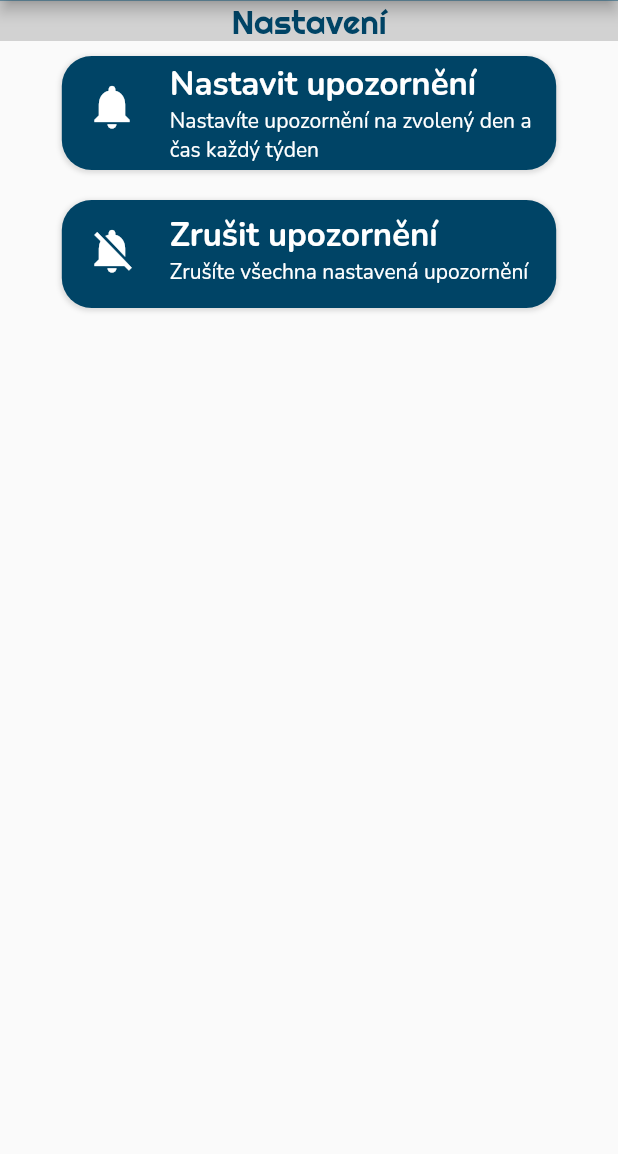
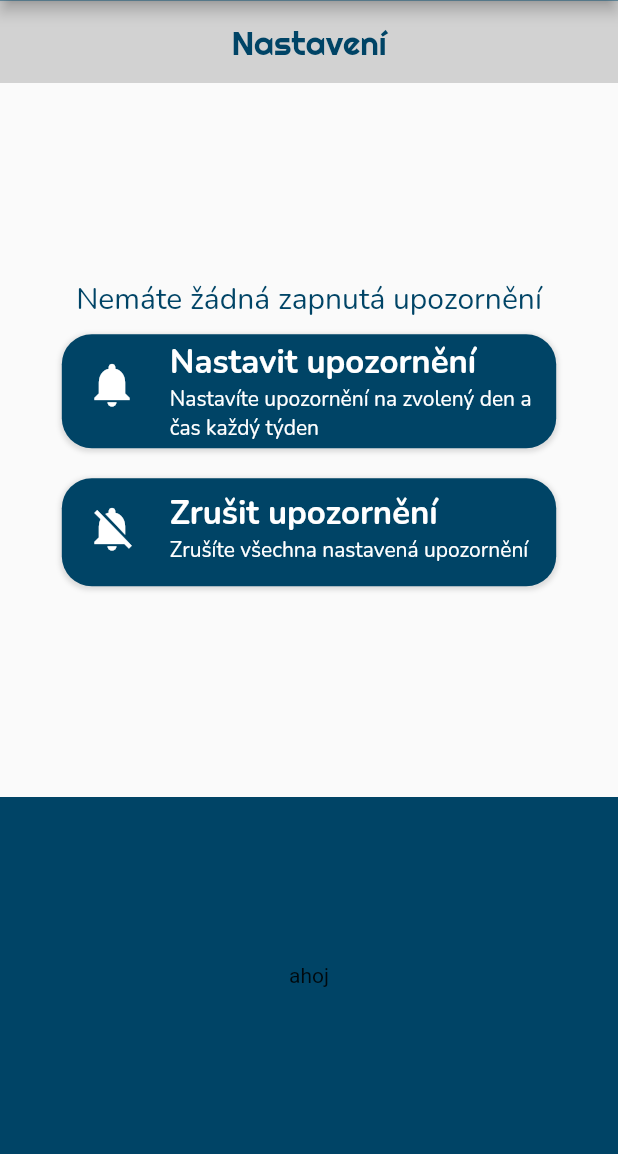
Before and after one commit to zowelu/svoz_odpadu, a Flutter app: the SettingsPage screen opened directly, on a phone screen of 412 x 824 dp, the part 82-1236 px from its top. Run offline on Flutter 3.47's test engine with Material 2 defaults, Android fonts, the phone set to English and light mode, and no system bars; our stand-ins replace awesome_notifications, table_calendar.

Commit message:
úpravga vzhledu settings_page.dart

```diff
--- a/lib/settings_page.dart
+++ b/lib/settings_page.dart
@@ -1,11 +1,13 @@
 import 'package:flutter/material.dart';
 import 'package:svoz_odpadu/components/notifications.dart';
 import 'package:svoz_odpadu/components/text_header.dart';
+import 'package:svoz_odpadu/components/text_normal.dart';
 import 'package:svoz_odpadu/constants/constants.dart';
 import 'package:svoz_odpadu/components/my_appbar.dart';
 import 'package:intl/date_symbol_data_local.dart';
 import 'package:svoz_odpadu/utilities.dart';
 import 'package:svoz_odpadu/components/button_settings.dart';
+import 'package:svoz_odpadu/components/global_var.dart';
 
 class SettingsPage extends StatefulWidget {
   static const id = '/homePage';
@@ -26,19 +28,30 @@ class _SettingsPageState extends State<SettingsPage> {
     initializeDateFormatting('cs');
     return Scaffold(
         appBar: const PreferredSize(
-          preferredSize: Size.fromHeight(kDMyAppBarHeight), child: MyAppBar()),
+            preferredSize: Size.fromHeight(kDMyAppBarHeight),
+            child: MyAppBar()),
         body: Column(
             crossAxisAlignment: CrossAxisAlignment.center,
             children: <Widget>[
               Container(
                 color: kDBackgroundColorCalendar,
                 width: double.infinity,
+                height: kDMyAppBarHeight,
                 child: const Center(
                   child: TextHeader(text: 'Nastavení'),
                 ),
               ),
-          Column(
+              Flexible(
+                flex: 2,
+                child: Column(
+                  mainAxisAlignment: MainAxisAlignment.center,
+                  crossAxisAlignment: CrossAxisAlignment.center,
+                  mainAxisSize: MainAxisSize.max,
                   children: [
+                    TextNormal(
+                        text: activeSheduledReminder
+                            ? 'Máte zapnuté upozorňování'
+                            : 'Nemáte žádná zapnutá upozornění'),
                     ButtonSettings(
                       onTap: () async {
                         NotificationWeekAndTime? pickedShedule =
@@ -47,6 +60,9 @@ class _SettingsPageState extends State<SettingsPage> {
                         if (pickedShedule != null) {
                           createScheduledReminderNotification(pickedShedule);
                         }
+                        setState(() {
+                          activeSheduledReminder = true;
+                        });
                       },
                       title: 'Nastavit upozornění',
                       subtitle:
@@ -54,15 +70,34 @@ class _SettingsPageState extends State<SettingsPage> {
                       icon: Icons.notifications,
                     ),
                     ButtonSettings(
-                onTap: cancelScheduledNotifications,
+                      onTap: () {
+                        cancelScheduledNotifications;
+                        setState(() {
+                          activeSheduledReminder = false;
+                        });
+                      },
                       title: 'Zrušit upozornění',
                       subtitle: 'Zrušíte všechna nastavená upozornění',
                       icon: Icons.notifications_off,
                     ),
                   ],
-          )
+                ),
+              ),
+              Flexible(
+                flex: 1,
+                child: Container(
+                  width: double.infinity,
+                  decoration: BoxDecoration(color: kDBackgroundColor),
+                  child: Column(
+                    mainAxisAlignment: MainAxisAlignment.center,
+                    crossAxisAlignment: CrossAxisAlignment.center,
+                    mainAxisSize: MainAxisSize.max,
+                    children: [
+                      Text('ahoj'),
                     ],
                   ),
-    );
+                ),
+              )
+            ]));
   }
 }
```
Lines whose indentation alone changed are shown as unchanged.
